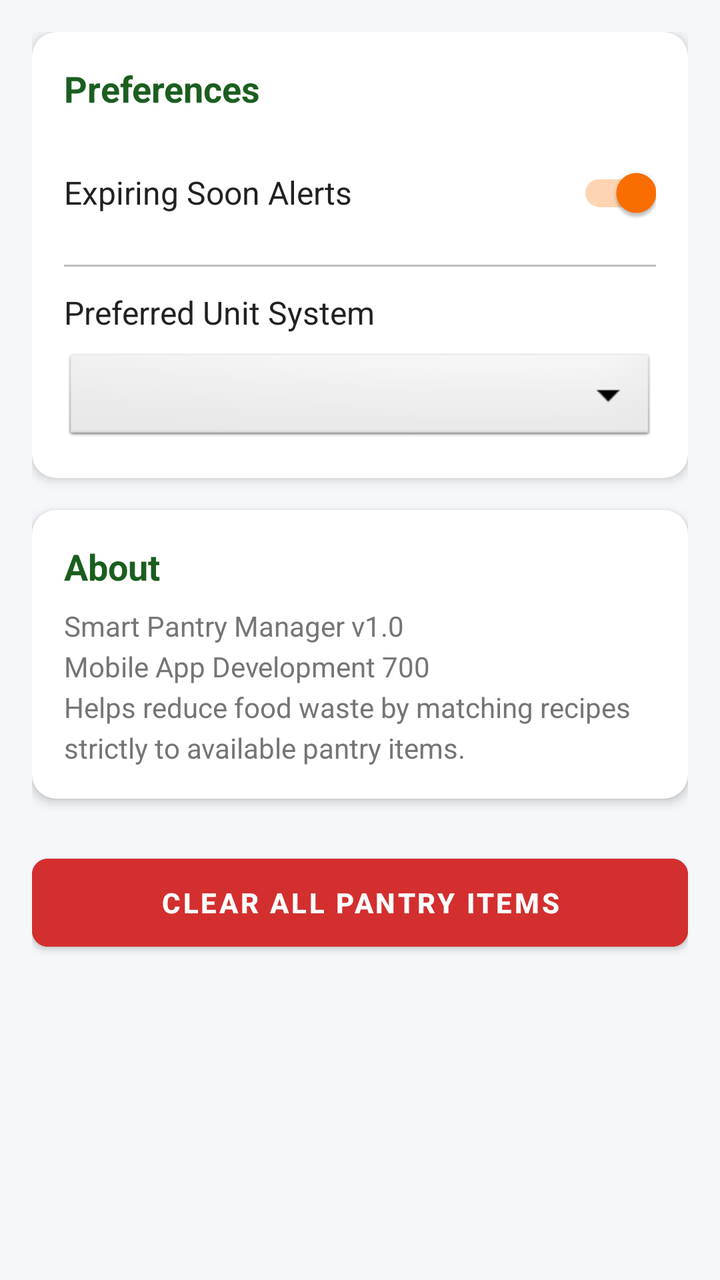
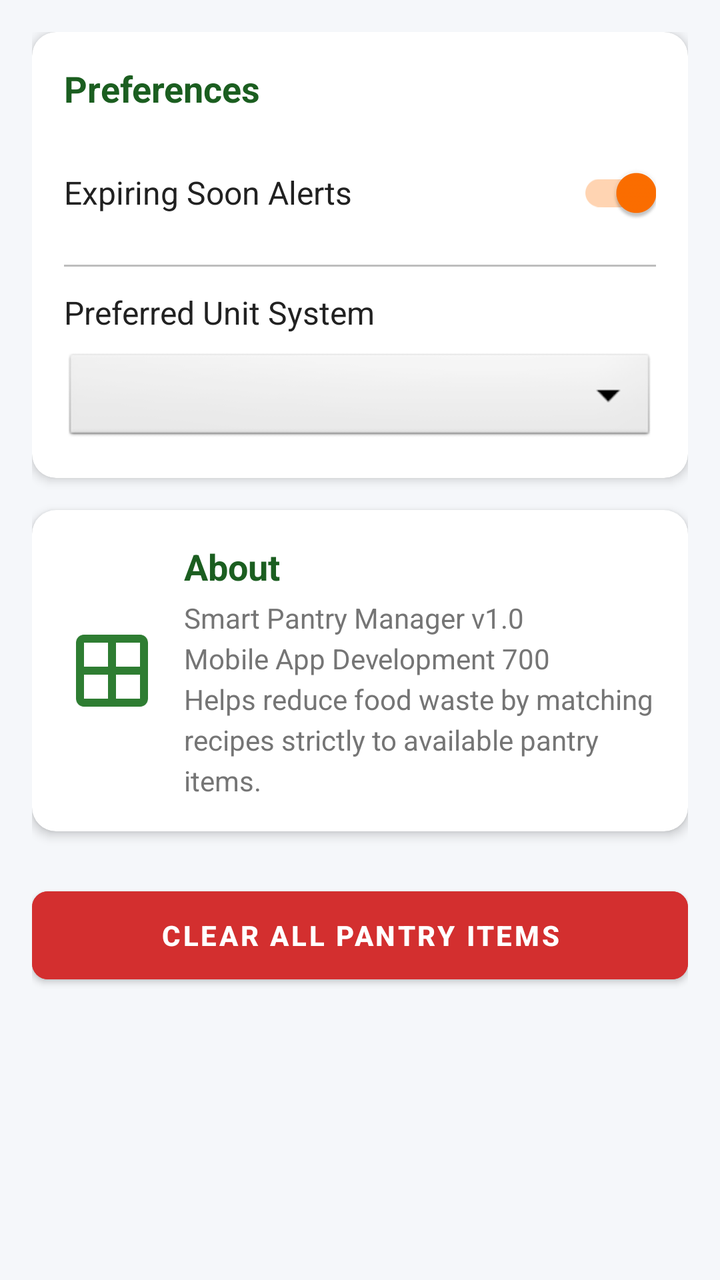

The first picture is an Android layout as it rendered before a commit; the second is the same layout after the commit. The layout source and the unified diff follow.
<!-- AndroidManifest.xml: application theme Theme.SmartPantryManager -->
<!-- res/layout/activity_settings.xml -->
<?xml version="1.0" encoding="utf-8"?>
<ScrollView xmlns:android="http://schemas.android.com/apk/res/android"
    xmlns:app="http://schemas.android.com/apk/res-auto"
    android:layout_width="match_parent"
    android:layout_height="match_parent"
    android:background="@color/background_light"
    android:fillViewport="true">

    <LinearLayout
        android:layout_width="match_parent"
        android:layout_height="wrap_content"
        android:orientation="vertical"
        android:padding="16dp">

        <androidx.cardview.widget.CardView
            android:layout_width="match_parent"
            android:layout_height="wrap_content"
            android:layout_marginBottom="16dp"
            app:cardCornerRadius="12dp"
            app:cardElevation="3dp">

            <LinearLayout
                android:layout_width="match_parent"
                android:layout_height="wrap_content"
                android:orientation="vertical"
                android:padding="16dp">

                <TextView
                    android:layout_width="wrap_content"
                    android:layout_height="wrap_content"
                    android:text="Preferences"
                    android:textColor="@color/primary_dark"
                    android:textSize="18sp"
                    android:textStyle="bold" />

                <RelativeLayout
                    android:layout_width="match_parent"
                    android:layout_height="wrap_content"
                    android:layout_marginTop="16dp">

                    <TextView
                        android:layout_width="wrap_content"
                        android:layout_height="wrap_content"
                        android:layout_alignParentStart="true"
                        android:layout_centerVertical="true"
                        android:text="@string/settings_expiring_alerts"
                        android:textColor="@color/text_primary"
                        android:textSize="16sp" />

                    <androidx.appcompat.widget.SwitchCompat
                        android:id="@+id/switchExpiringAlerts"
                        android:layout_width="wrap_content"
                        android:layout_height="wrap_content"
                        android:layout_alignParentEnd="true"
                        android:checked="true" />

                </RelativeLayout>

                <View
                    android:layout_width="match_parent"
                    android:layout_height="1dp"
                    android:layout_marginTop="12dp"
                    android:layout_marginBottom="12dp"
                    android:background="@color/divider_color" />

                <TextView
                    android:layout_width="wrap_content"
                    android:layout_height="wrap_content"
                    android:text="@string/settings_units"
                    android:textColor="@color/text_primary"
                    android:textSize="16sp" />

                <Spinner
                    android:id="@+id/spinnerUnitSystem"
                    android:layout_width="match_parent"
                    android:layout_height="48dp"
                    android:layout_marginTop="8dp"
                    android:background="@android:drawable/btn_dropdown" />

            </LinearLayout>

        </androidx.cardview.widget.CardView>

        <androidx.cardview.widget.CardView
            android:layout_width="match_parent"
            android:layout_height="wrap_content"
            android:layout_marginBottom="16dp"
            app:cardCornerRadius="12dp"
            app:cardElevation="3dp">

            <LinearLayout
                android:layout_width="match_parent"
                android:layout_height="wrap_content"
                android:orientation="vertical"
                android:padding="16dp">

                <TextView
                    android:layout_width="wrap_content"
                    android:layout_height="wrap_content"
                    android:text="@string/settings_about"
                    android:textColor="@color/primary_dark"
                    android:textSize="18sp"
                    android:textStyle="bold" />

                <TextView
                    android:layout_width="match_parent"
                    android:layout_height="wrap_content"
                    android:layout_marginTop="8dp"
                    android:lineSpacingExtra="4dp"
                    android:text="@string/about_text"
                    android:textColor="@color/text_secondary"
                    android:textSize="14sp" />

            </LinearLayout>

        </androidx.cardview.widget.CardView>

        <Button
            android:id="@+id/btnClearPantry"
            android:layout_width="match_parent"
            android:layout_height="56dp"
            android:layout_marginTop="8dp"
            android:backgroundTint="@color/delete_red"
            android:text="@string/clear_pantry"
            android:textColor="@color/white"
            android:textStyle="bold"
            app:cornerRadius="8dp" />

    </LinearLayout>

</ScrollView>
<!-- resources referenced by this layout -->
<resources>
  <color name="background_light">#F5F7FA</color>
  <color name="delete_red">#D32F2F</color>
  <color name="divider_color">#BDBDBD</color>
  <color name="primary_dark">#1B5E20</color>
  <color name="text_primary">#212121</color>
  <color name="text_secondary">#757575</color>
  <color name="white">#FFFFFF</color>
  <string name="about_text">Smart Pantry Manager v1.0\nMobile App Development 700\nHelps reduce food waste by matching recipes strictly to available pantry items.</string>
  <string name="clear_pantry">Clear All Pantry Items</string>
  <string name="settings_about">About</string>
  <string name="settings_expiring_alerts">Expiring Soon Alerts</string>
  <string name="settings_units">Preferred Unit System</string>
  <style name="Theme.SmartPantryManager" parent="Theme.MaterialComponents.DayNight.DarkActionBar">
          <item name="colorPrimary">@color/primary_color</item>
          <item name="colorPrimaryVariant">@color/primary_dark</item>
          <item name="colorOnPrimary">@color/white</item>
          <item name="colorSecondary">@color/accent_color</item>
          <item name="colorSecondaryVariant">@color/accent_color</item>
          <item name="colorOnSecondary">@color/white</item>
          <item name="android:statusBarColor">@color/primary_dark</item>
      </style>
  <color name="primary_color">#2E7D32</color>
  <color name="accent_color">#FF6F00</color>
</resources>

<!-- the commit's change to res/layout/activity_settings.xml (unified diff, before → after) -->
@@ -94,22 +94,44 @@
                 android:orientation="vertical"
                 android:padding="16dp">
 
-                <TextView
-                    android:layout_width="wrap_content"
-                    android:layout_height="wrap_content"
-                    android:text="@string/settings_about"
-                    android:textColor="@color/primary_dark"
-                    android:textSize="18sp"
-                    android:textStyle="bold" />
-
-                <TextView
+                <LinearLayout
                     android:layout_width="match_parent"
                     android:layout_height="wrap_content"
-                    android:layout_marginTop="8dp"
-                    android:lineSpacingExtra="4dp"
-                    android:text="@string/about_text"
-                    android:textColor="@color/text_secondary"
-                    android:textSize="14sp" />
+                    android:gravity="center_vertical"
+                    android:orientation="horizontal">
+
+                    <ImageView
+                        android:layout_width="48dp"
+                        android:layout_height="48dp"
+                        android:layout_marginEnd="12dp"
+                        android:src="@drawable/ic_pantry"
+                        app:tint="@color/primary_color" />
+
+                    <LinearLayout
+                        android:layout_width="match_parent"
+                        android:layout_height="wrap_content"
+                        android:orientation="vertical">
+
+                        <TextView
+                            android:layout_width="wrap_content"
+                            android:layout_height="wrap_content"
+                            android:text="@string/settings_about"
+                            android:textColor="@color/primary_dark"
+                            android:textSize="18sp"
+                            android:textStyle="bold" />
+
+                        <TextView
+                            android:layout_width="match_parent"
+                            android:layout_height="wrap_content"
+                            android:layout_marginTop="4dp"
+                            android:lineSpacingExtra="4dp"
+                            android:text="@string/about_text"
+                            android:textColor="@color/text_secondary"
+                            android:textSize="14sp" />
+
+                    </LinearLayout>
+
+                </LinearLayout>
 
             </LinearLayout>
 
<!-- resource entries referenced after the edit -->
@@ -7,6 +7,16 @@
   <color name="text_primary">#212121</color>
   <color name="text_secondary">#757575</color>
   <color name="white">#FFFFFF</color>
+  <!-- drawable ic_pantry (drawable) -->
+  <vector xmlns:android="http://schemas.android.com/apk/res/android"
+      android:width="24dp"
+      android:height="24dp"
+      android:viewportWidth="24"
+      android:viewportHeight="24">
+      <path
+          android:fillColor="#FF000000"
+          android:pathData="M19,3H5C3.9,3 3,3.9 3,5V19C3,20.1 3.9,21 5,21H19C20.1,21 21,20.1 21,19V5C21,3.9 20.1,3 19,3ZM19,11H13V5H19V11ZM11,5V11H5V5H11ZM5,13H11V19H5V13ZM13,19V13H19V19H13Z"/>
+  </vector>
   <string name="about_text">Smart Pantry Manager v1.0\nMobile App Development 700\nHelps reduce food waste by matching recipes strictly to available pantry items.</string>
   <string name="clear_pantry">Clear All Pantry Items</string>
   <string name="settings_about">About</string>
